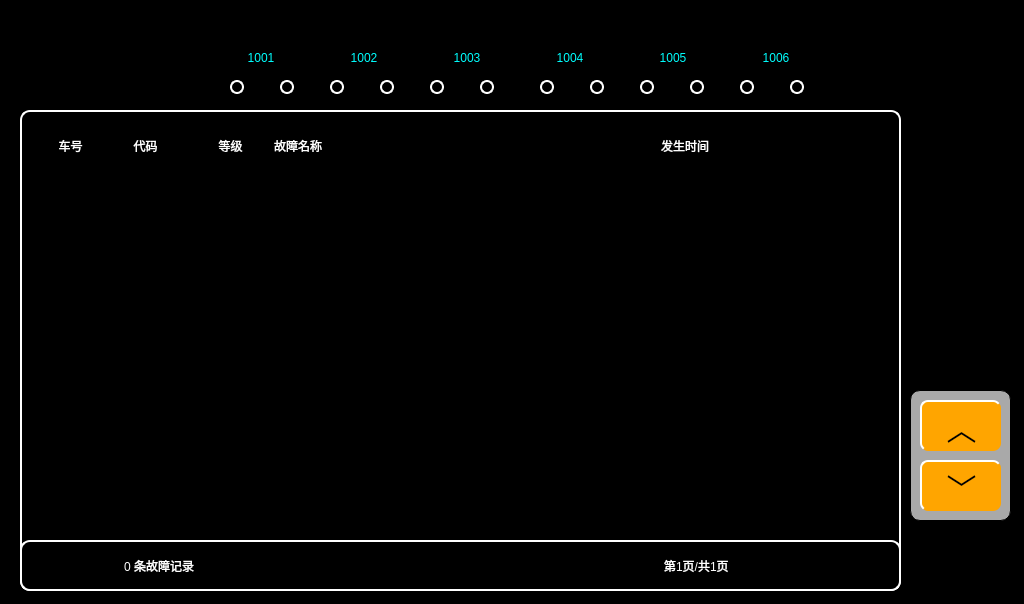
First picture: the form in vehiclecurrentfaultpage.ui, repository mayue-crrc/ShenyangMetro9DB, before the edit.
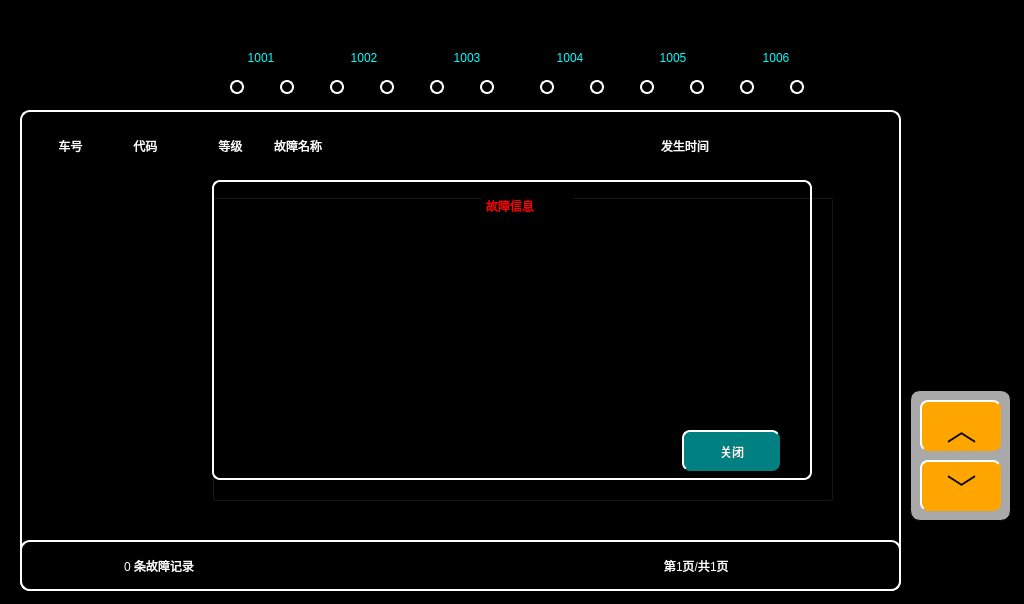
Second picture: the form after the edit. Icons and pictures are not drawn.

Diff of the .ui file:
```diff
--- a/vehiclecurrentfaultpage.ui
+++ b/vehiclecurrentfaultpage.ui
@@ -1599,6 +1599,402 @@
     <set>Qt::AlignCenter</set>
    </property>
   </widget>
+  <widget class="QPushButton" name="BTNRow">
+   <property name="geometry">
+    <rect>
+     <x>30</x>
+     <y>170</y>
+     <width>861</width>
+     <height>41</height>
+    </rect>
+   </property>
+   <property name="whatsThis">
+    <string>0</string>
+   </property>
+   <property name="styleSheet">
+    <string notr="true">background-color:transparent;	
+border-top: 2px solid transparent;	
+border-left: 2px solid transparent;
+border-radius:8px;</string>
+   </property>
+   <property name="text">
+    <string/>
+   </property>
+  </widget>
+  <widget class="QPushButton" name="BTNRow_2">
+   <property name="geometry">
+    <rect>
+     <x>30</x>
+     <y>210</y>
+     <width>861</width>
+     <height>41</height>
+    </rect>
+   </property>
+   <property name="whatsThis">
+    <string>1</string>
+   </property>
+   <property name="styleSheet">
+    <string notr="true">background-color:transparent;
+border-top: 2px solid transparent;	
+border-left: 2px solid transparent;
+border-radius:8px;</string>
+   </property>
+   <property name="text">
+    <string/>
+   </property>
+  </widget>
+  <widget class="QPushButton" name="BTNRow_3">
+   <property name="geometry">
+    <rect>
+     <x>30</x>
+     <y>250</y>
+     <width>861</width>
+     <height>41</height>
+    </rect>
+   </property>
+   <property name="whatsThis">
+    <string>2</string>
+   </property>
+   <property name="styleSheet">
+    <string notr="true">background-color:transparent;border-top: 2px solid transparent;	
+border-left: 2px solid transparent;
+border-radius:8px;</string>
+   </property>
+   <property name="text">
+    <string/>
+   </property>
+  </widget>
+  <widget class="QPushButton" name="BTNRow_4">
+   <property name="geometry">
+    <rect>
+     <x>30</x>
+     <y>290</y>
+     <width>861</width>
+     <height>41</height>
+    </rect>
+   </property>
+   <property name="whatsThis">
+    <string>3</string>
+   </property>
+   <property name="styleSheet">
+    <string notr="true">background-color:transparent;border-top: 2px solid transparent;	
+border-left: 2px solid transparent;
+border-radius:8px;</string>
+   </property>
+   <property name="text">
+    <string/>
+   </property>
+  </widget>
+  <widget class="QPushButton" name="BTNRow_5">
+   <property name="geometry">
+    <rect>
+     <x>30</x>
+     <y>330</y>
+     <width>861</width>
+     <height>41</height>
+    </rect>
+   </property>
+   <property name="whatsThis">
+    <string>4</string>
+   </property>
+   <property name="styleSheet">
+    <string notr="true">background-color:transparent;border-top: 2px solid transparent;	
+border-left: 2px solid transparent;
+border-radius:8px;</string>
+   </property>
+   <property name="text">
+    <string/>
+   </property>
+  </widget>
+  <widget class="QPushButton" name="BTNRow_6">
+   <property name="geometry">
+    <rect>
+     <x>30</x>
+     <y>370</y>
+     <width>861</width>
+     <height>41</height>
+    </rect>
+   </property>
+   <property name="whatsThis">
+    <string>5</string>
+   </property>
+   <property name="styleSheet">
+    <string notr="true">background-color:transparent;border-top: 2px solid transparent;	
+border-left: 2px solid transparent;
+border-radius:8px;</string>
+   </property>
+   <property name="text">
+    <string/>
+   </property>
+  </widget>
+  <widget class="QPushButton" name="BTNRow_7">
+   <property name="geometry">
+    <rect>
+     <x>30</x>
+     <y>410</y>
+     <width>861</width>
+     <height>41</height>
+    </rect>
+   </property>
+   <property name="whatsThis">
+    <string>6</string>
+   </property>
+   <property name="styleSheet">
+    <string notr="true">background-color:transparent;border-top: 2px solid transparent;	
+border-left: 2px solid transparent;
+border-radius:8px;</string>
+   </property>
+   <property name="text">
+    <string/>
+   </property>
+  </widget>
+  <widget class="QPushButton" name="BTNRow_8">
+   <property name="geometry">
+    <rect>
+     <x>30</x>
+     <y>450</y>
+     <width>861</width>
+     <height>41</height>
+    </rect>
+   </property>
+   <property name="whatsThis">
+    <string>7</string>
+   </property>
+   <property name="styleSheet">
+    <string notr="true">border-top: 2px solid transparent;	
+border-left: 2px solid transparent;
+border-radius:8px;background-color:transparent;</string>
+   </property>
+   <property name="text">
+    <string/>
+   </property>
+  </widget>
+  <widget class="QPushButton" name="BTNRow_9">
+   <property name="geometry">
+    <rect>
+     <x>30</x>
+     <y>490</y>
+     <width>861</width>
+     <height>41</height>
+    </rect>
+   </property>
+   <property name="whatsThis">
+    <string>8</string>
+   </property>
+   <property name="styleSheet">
+    <string notr="true">background-color:transparent;border-top: 2px solid transparent;	
+border-left: 2px solid transparent;
+border-radius:8px;</string>
+   </property>
+   <property name="text">
+    <string/>
+   </property>
+  </widget>
+  <widget class="QGroupBox" name="GROUPBOXFault">
+   <property name="geometry">
+    <rect>
+     <x>212</x>
+     <y>180</y>
+     <width>621</width>
+     <height>321</height>
+    </rect>
+   </property>
+   <property name="title">
+    <string>GroupBox</string>
+   </property>
+   <widget class="QLabel" name="Faultname">
+    <property name="geometry">
+     <rect>
+      <x>40</x>
+      <y>50</y>
+      <width>521</width>
+      <height>31</height>
+     </rect>
+    </property>
+    <property name="styleSheet">
+     <string notr="true">color:yellow</string>
+    </property>
+    <property name="text">
+     <string/>
+    </property>
+   </widget>
+   <widget class="QLabel" name="lbl">
+    <property name="geometry">
+     <rect>
+      <x>0</x>
+      <y>0</y>
+      <width>600</width>
+      <height>300</height>
+     </rect>
+    </property>
+    <property name="styleSheet">
+     <string notr="true">color:yellow;
+border:2px solid white;
+border-radius:8px;
+background-color:transparent;</string>
+    </property>
+    <property name="text">
+     <string/>
+    </property>
+   </widget>
+   <widget class="QTextBrowser" name="FaultTips">
+    <property name="geometry">
+     <rect>
+      <x>40</x>
+      <y>90</y>
+      <width>521</width>
+      <height>151</height>
+     </rect>
+    </property>
+    <property name="styleSheet">
+     <string notr="true">	    font: 18px &quot;微软雅黑&quot;;
+color: white;
+	background-color:black;</string>
+    </property>
+    <property name="html">
+     <string>&lt;!DOCTYPE HTML PUBLIC &quot;-//W3C//DTD HTML 4.0//EN&quot; &quot;http://www.w3.org/TR/REC-html40/strict.dtd&quot;&gt;
+&lt;html&gt;&lt;head&gt;&lt;meta name=&quot;qrichtext&quot; content=&quot;1&quot; /&gt;&lt;style type=&quot;text/css&quot;&gt;
+p, li { white-space: pre-wrap; }
+&lt;/style&gt;&lt;/head&gt;&lt;body style=&quot; font-family:'微软雅黑'; font-weight:400; font-style:normal;&quot;&gt;
+&lt;table border=&quot;0&quot; style=&quot;-qt-table-type: root; margin-top:4px; margin-bottom:4px; margin-left:4px; margin-right:4px;&quot;&gt;
+&lt;tr&gt;
+&lt;td style=&quot;border: none;&quot;&gt;
+&lt;p style=&quot;-qt-paragraph-type:empty; margin-top:0px; margin-bottom:0px; margin-left:0px; margin-right:0px; -qt-block-indent:0; text-indent:0px;&quot;&gt;&lt;/p&gt;
+&lt;p style=&quot;-qt-paragraph-type:empty; margin-top:0px; margin-bottom:0px; margin-left:0px; margin-right:0px; -qt-block-indent:0; text-indent:0px;&quot;&gt;&lt;/p&gt;
+&lt;p style=&quot;-qt-paragraph-type:empty; margin-top:0px; margin-bottom:0px; margin-left:0px; margin-right:0px; -qt-block-indent:0; text-indent:0px;&quot;&gt;&lt;/p&gt;
+&lt;p style=&quot;-qt-paragraph-type:empty; margin-top:0px; margin-bottom:0px; margin-left:0px; margin-right:0px; -qt-block-indent:0; text-indent:0px;&quot;&gt;&lt;/p&gt;
+&lt;p style=&quot;-qt-paragraph-type:empty; margin-top:0px; margin-bottom:0px; margin-left:0px; margin-right:0px; -qt-block-indent:0; text-indent:0px;&quot;&gt;&lt;/p&gt;
+&lt;p style=&quot;-qt-paragraph-type:empty; margin-top:0px; margin-bottom:0px; margin-left:0px; margin-right:0px; -qt-block-indent:0; text-indent:0px;&quot;&gt;&lt;/p&gt;
+&lt;p style=&quot;-qt-paragraph-type:empty; margin-top:0px; margin-bottom:0px; margin-left:0px; margin-right:0px; -qt-block-indent:0; text-indent:0px;&quot;&gt;&lt;/p&gt;&lt;/td&gt;&lt;/tr&gt;&lt;/table&gt;&lt;/body&gt;&lt;/html&gt;</string>
+    </property>
+   </widget>
+   <widget class="QLabel" name="label">
+    <property name="geometry">
+     <rect>
+      <x>270</x>
+      <y>10</y>
+      <width>91</width>
+      <height>31</height>
+     </rect>
+    </property>
+    <property name="styleSheet">
+     <string notr="true">color:red</string>
+    </property>
+    <property name="text">
+     <string>故障信息</string>
+    </property>
+   </widget>
+   <widget class="QPushButton" name="BTNClose">
+    <property name="geometry">
+     <rect>
+      <x>470</x>
+      <y>250</y>
+      <width>98</width>
+      <height>41</height>
+     </rect>
+    </property>
+    <property name="text">
+     <string>关闭</string>
+    </property>
+   </widget>
+   <zorder>lbl</zorder>
+   <zorder>FaultTips</zorder>
+   <zorder>label</zorder>
+   <zorder>BTNClose</zorder>
+   <zorder>Faultname</zorder>
+  </widget>
+  <zorder>lbl1_13</zorder>
+  <zorder>PrePageBtn</zorder>
+  <zorder>NextPageBtn</zorder>
+  <zorder>lbl1_14</zorder>
+  <zorder>lbl1_15</zorder>
+  <zorder>lbl1_16</zorder>
+  <zorder>lbl1_17</zorder>
+  <zorder>lbl1_18</zorder>
+  <zorder>lbl1_20</zorder>
+  <zorder>metroCode_row1</zorder>
+  <zorder>faultCode_row1</zorder>
+  <zorder>faultLevel_row1</zorder>
+  <zorder>faultName_row1</zorder>
+  <zorder>faultName_row2</zorder>
+  <zorder>metroCode_row1_2</zorder>
+  <zorder>faultLevel_row2</zorder>
+  <zorder>faultCode_row2</zorder>
+  <zorder>faultName_row3</zorder>
+  <zorder>metroCode_row1_3</zorder>
+  <zorder>faultLevel_row3</zorder>
+  <zorder>faultCode_row3</zorder>
+  <zorder>faultName_row4</zorder>
+  <zorder>metroCode_row1_4</zorder>
+  <zorder>faultLevel_row4</zorder>
+  <zorder>faultCode_row4</zorder>
+  <zorder>faultName_row5</zorder>
+  <zorder>metroCode_row1_5</zorder>
+  <zorder>faultLevel_row5</zorder>
+  <zorder>faultCode_row5</zorder>
+  <zorder>faultName_row6</zorder>
+  <zorder>metroCode_row1_6</zorder>
+  <zorder>faultLevel_row6</zorder>
+  <zorder>faultCode_row6</zorder>
+  <zorder>faultName_row7</zorder>
+  <zorder>metroCode_row1_7</zorder>
+  <zorder>faultLevel_row7</zorder>
+  <zorder>faultCode_row7</zorder>
+  <zorder>faultName_row8</zorder>
+  <zorder>metroCode_row1_8</zorder>
+  <zorder>faultLevel_row8</zorder>
+  <zorder>faultCode_row8</zorder>
+  <zorder>faultName_row9</zorder>
+  <zorder>metroCode_row1_9</zorder>
+  <zorder>faultLevel_row9</zorder>
+  <zorder>faultCode_row9</zorder>
+  <zorder>faultcntlbl</zorder>
+  <zorder>faultpagelbl</zorder>
+  <zorder>lbl1_19</zorder>
+  <zorder>tc1keylbl</zorder>
+  <zorder>m2wheel2lbl</zorder>
+  <zorder>tc2lbl</zorder>
+  <zorder>m2wheel1lbl</zorder>
+  <zorder>m1lbl</zorder>
+  <zorder>mp2wheel2lbl</zorder>
+  <zorder>mp1wheel2lbl</zorder>
+  <zorder>tc2directionlbl</zorder>
+  <zorder>m1wheel1lbl</zorder>
+  <zorder>tc2wheel2lbl</zorder>
+  <zorder>m2lbl</zorder>
+  <zorder>mp2wheel1lbl</zorder>
+  <zorder>tc1lbl</zorder>
+  <zorder>tc1wheel1lbl</zorder>
+  <zorder>tc2keylbl</zorder>
+  <zorder>mp1wheel1lbl</zorder>
+  <zorder>tc2wheel1lbl</zorder>
+  <zorder>tc1wheel2lbl</zorder>
+  <zorder>mp1lbl</zorder>
+  <zorder>mp2lbl</zorder>
+  <zorder>tc1directionlbl</zorder>
+  <zorder>m1wheel2lbl</zorder>
+  <zorder>faultStarttime_row2</zorder>
+  <zorder>faultStarttime_row7</zorder>
+  <zorder>faultStarttime_row1</zorder>
+  <zorder>faultStarttime_row6</zorder>
+  <zorder>faultStarttime_row4</zorder>
+  <zorder>faultStarttime_row8</zorder>
+  <zorder>faultStarttime_row3</zorder>
+  <zorder>faultStarttime_row5</zorder>
+  <zorder>faultStarttime_row9</zorder>
+  <zorder>lbl1_21</zorder>
+  <zorder>BTNRow</zorder>
+  <zorder>BTNRow_2</zorder>
+  <zorder>BTNRow_3</zorder>
+  <zorder>BTNRow_4</zorder>
+  <zorder>BTNRow_5</zorder>
+  <zorder>BTNRow_6</zorder>
+  <zorder>BTNRow_7</zorder>
+  <zorder>BTNRow_8</zorder>
+  <zorder>BTNRow_9</zorder>
+  <zorder>GROUPBOXFault</zorder>
+  <zorder>lbl</zorder>
+  <zorder>lbl</zorder>
  </widget>
  <resources/>
  <connections/>
```
